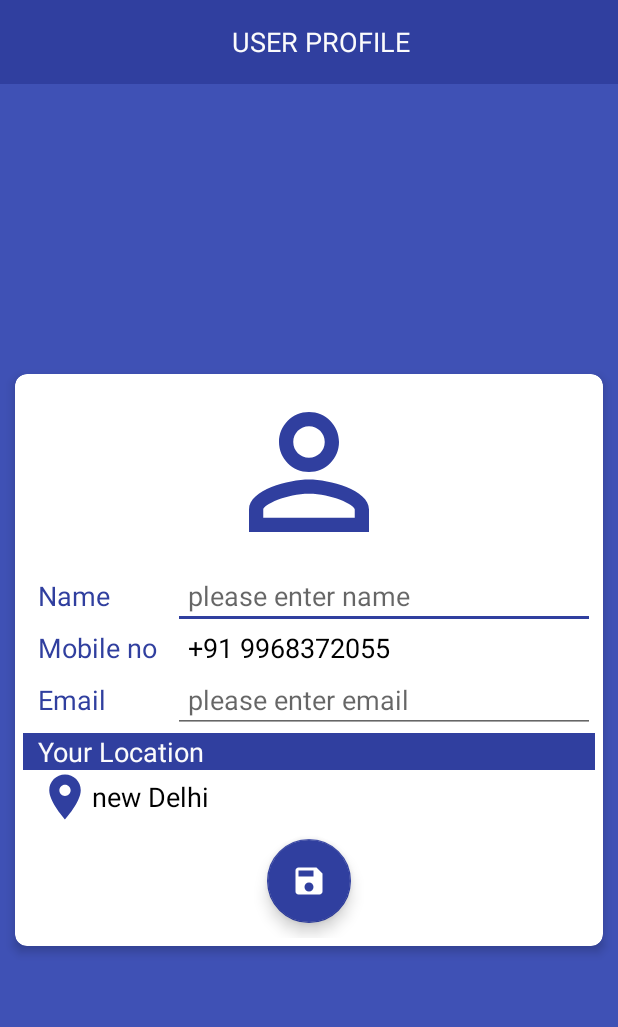
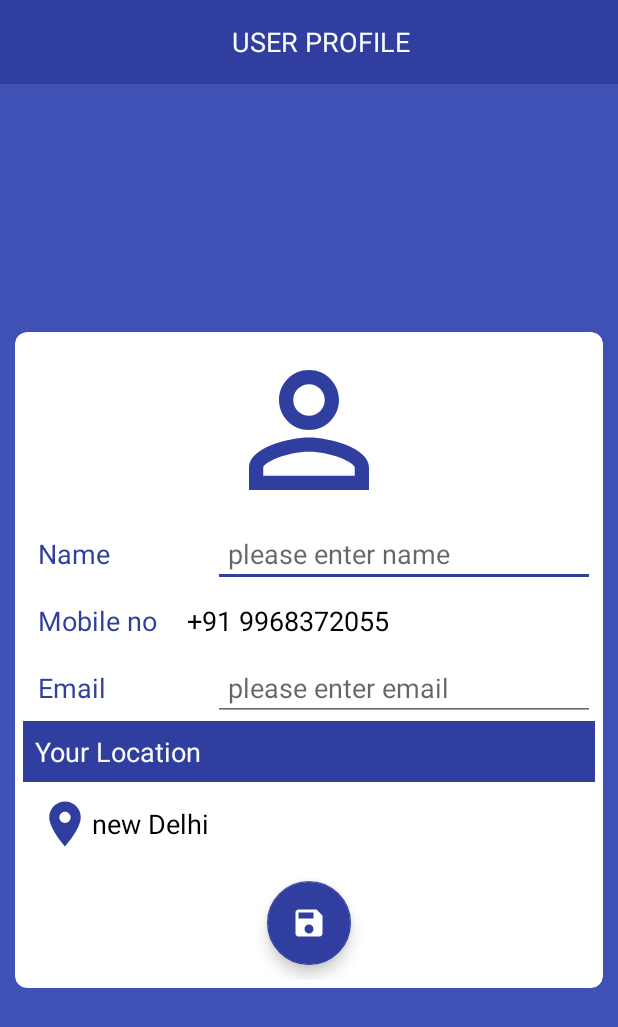
Before and after one commit to NativeDevlopment/CricTeam, an Android app: the UserAccountFragment screen opened directly, with no data from a screen before it, on a phone screen of 412 x 824 dp. Shown: the top 1027 px of the screen. Run offline under Robolectric (Android 15) with nearby library versions, the phone set to English and light mode, and no system bars; our stand-ins replace EventBus, Firebase (no records; nobody signed in at launch, a user with empty details on screens opened directly); pictures from the network do not load; 4 statements that could not run were skipped.

Commit message:
change in the layout of Create team page, before create team page, After create team page, team detail page

```diff
--- a/app/src/main/java/com/cricteam/CreateTeamActivity.java
+++ b/app/src/main/java/com/cricteam/CreateTeamActivity.java
@@ -43,10 +43,7 @@ import org.greenrobot.eventbus.EventBus;
 
 public class CreateTeamActivity extends AppCompatActivity implements OnFragmentInteractionListener,
         GoogleApiClient.ConnectionCallbacks,
-        GoogleApiClient.OnConnectionFailedListener
-
-
-{
+        GoogleApiClient.OnConnectionFailedListener{
     private static final int PERMISSION_LOCATION_REQUEST_CODE = 100;
     LocationRequest mLocationRequest;
     GoogleApiClient mGoogleApiClient;
--- a/app/src/main/java/com/cricteam/OtpVerifyActivity.java
+++ b/app/src/main/java/com/cricteam/OtpVerifyActivity.java
@@ -82,13 +82,13 @@ public class OtpVerifyActivity extends AppCompatActivity  implements OnClickList
         tvResendCode.setOnClickListener(this);
         otpCountDownTimer = new OtpCountDownTimer(30000, 1000);
         otpCountDownTimer.start();
-        setHeader();
+        //setHeader();
         if (getIntent().getStringExtra(AppConstants.MOBILE_NO) != null) {
             tvMobileNO.setText(getIntent().getStringExtra(AppConstants.MOBILE_NO));
            mobileNo=getIntent().getStringExtra(AppConstants.MOBILE_NO).replace("-","");
         }
 
-         mAuth= FirebaseAuth.getInstance();
+        mAuth= FirebaseAuth.getInstance();
         mCallbacks= new PhoneAuthProvider.OnVerificationStateChangedCallbacks() {
             @Override
             public void onVerificationCompleted(PhoneAuthCredential phoneAuthCredential) {
--- a/app/src/main/res/layout/activity_verify_otp.xml
+++ b/app/src/main/res/layout/activity_verify_otp.xml
@@ -6,7 +6,7 @@
     android:layout_gravity="center"
     android:background="@color/colorPrimary"
     tools:context="com.cricteam.CreateTeamActivity">
-    <include layout="@layout/header"/>
+    <!--<include layout="@layout/header"/>-->
     <android.support.v7.widget.CardView
         android:layout_width="match_parent"
         android:layout_height="wrap_content"
--- a/app/src/main/res/layout/fragment_user_account.xml
+++ b/app/src/main/res/layout/fragment_user_account.xml
@@ -12,13 +12,14 @@
     <android.support.v4.widget.NestedScrollView
         android:layout_width="match_parent"
         android:layout_height="match_parent"
-        android:gravity="center">
+        >
 
         <LinearLayout xmlns:android="http://schemas.android.com/apk/res/android"
             xmlns:app="http://schemas.android.com/apk/res-auto"
             android:layout_width="match_parent"
             android:layout_height="wrap_content"
             android:layout_gravity="center"
+            android:gravity="center"
             android:background="@color/colorPrimary"
             android:orientation="vertical">
 
@@ -26,16 +27,12 @@
                 android:layout_width="match_parent"
                 android:layout_height="wrap_content"
                 android:layout_gravity="center"
-                android:layout_marginBottom="4dp"
-                android:layout_marginLeft="5dp"
-                android:layout_marginRight="5dp"
-                android:layout_marginTop="4dp"
                 app:cardBackgroundColor="@android:color/white"
                 app:cardCornerRadius="8dp"
                 android:layout_margin="10dp"
                 app:cardElevation="4dp">
 
-                <RelativeLayout
+                <LinearLayout
                     android:layout_width="match_parent"
                     android:layout_height="wrap_content"
                     android:layout_gravity="center"
@@ -46,9 +43,8 @@
                         android:id="@+id/ivUserPics"
                         android:layout_width="wrap_content"
                         android:layout_height="wrap_content"
-
                         android:layout_below="@+id/tvLabel"
-                        android:layout_centerHorizontal="true" />
+                        android:layout_gravity="center" />
                     <!-- <ImageView
                         android:id="@+id/ivUserPics"
                         android:layout_width="120dp"
@@ -59,34 +55,47 @@
                         app:srcCompat="@drawable/ic_person_outline_black_24dp"
 
                         />-->
+                    <LinearLayout
+                        android:layout_width="match_parent"
+                        android:layout_height="wrap_content"
+                        android:orientation="horizontal">
                     <TextView
                         android:id="@+id/tv_label_name"
-                        android:layout_width="100dp"
+                        android:layout_width="0dp"
+                        android:layout_weight="0.5"
                         android:layout_height="wrap_content"
                         android:layout_below="@+id/ivUserPics"
                         android:layout_toRightOf="@+id/ivTeamLogo"
                         android:gravity="left"
                         android:padding="10dp"
-                        android:text="Name      "
+                        android:text="Name"
                         android:textAppearance="?android:textAppearanceMedium"
                         android:textColor="@color/colorPrimaryDark" />
 
                     <EditText
                         android:id="@+id/et_name"
-                        android:layout_width="match_parent"
+                        android:layout_width="0dp"
+                        android:layout_weight="1"
                         android:layout_height="wrap_content"
                         android:layout_below="@+id/ivUserPics"
                         android:layout_toRightOf="@+id/tv_label_name"
                         android:gravity="left"
                         android:hint="please enter name"
                         android:padding="10dp"
+                        android:imeOptions="actionNext"
+                        android:inputType="textPersonName"
+                        android:maxLines="1"
                         android:textAppearance="?android:textAppearanceMedium"
                         android:textColor="@android:color/black" />
-
+                    </LinearLayout>
+                <LinearLayout
+                    android:layout_width="match_parent"
+                    android:layout_height="wrap_content"
+                    android:orientation="horizontal">
 
                     <TextView
                         android:id="@+id/tv_label_mobile_no"
-                        android:layout_width="100dp"
+                        android:layout_width="wrap_content"
                         android:layout_height="wrap_content"
                         android:layout_alignBaseline="@+id/tv_mobile_no"
                         android:layout_alignBottom="@+id/tv_mobile_no"
@@ -105,35 +114,46 @@
                         android:layout_below="@+id/tv_label_name"
                         android:layout_toRightOf="@+id/tv_label_mobile_no"
                         android:gravity="left"
-                        android:paddingLeft="10dp"
-                        android:paddingRight="10dp"
+                        android:padding="10dp"
                         android:text="+91 9968372055"
                         android:textAppearance="?android:textAppearanceMedium"
                         android:textColor="@android:color/black" />
+                    </LinearLayout>
 
+                <LinearLayout
+                    android:layout_width="match_parent"
+                    android:layout_height="wrap_content"
+                    android:orientation="horizontal">
                     <TextView
                         android:id="@+id/tv_label_email"
-                        android:layout_width="100dp"
+                        android:layout_width="0dp"
+                        android:layout_weight="0.5"
                         android:layout_height="wrap_content"
                         android:layout_below="@+id/tv_label_mobile_no"
                         android:layout_toRightOf="@+id/ivTeamLogo"
                         android:gravity="left"
                         android:padding="10dp"
                         android:text="Email"
+
                         android:textAppearance="?android:textAppearanceMedium"
                         android:textColor="@color/colorPrimaryDark" />
 
                     <EditText
                         android:id="@+id/et_Email"
-                        android:layout_width="match_parent"
+                        android:layout_width="0dp"
+                        android:layout_weight="1"
                         android:layout_height="wrap_content"
                         android:layout_below="@+id/tv_mobile_no"
                         android:layout_toRightOf="@+id/tv_label_email"
                         android:gravity="left"
+                        android:imeOptions="actionDone"
+                        android:inputType="textEmailAddress"
                         android:hint="please enter email"
                         android:padding="10dp"
                         android:textAppearance="?android:textAppearanceMedium"
-                        android:textColor="@android:color/black" />
+                        android:textColor="@android:color/black"
+                        android:singleLine="true"/>
+                    </LinearLayout>
 
                     <TextView
                         android:id="@+id/tvYourlocation"
@@ -143,8 +163,7 @@
                         android:background="@color/colorPrimaryDark"
                         android:ellipsize="end"
                         android:gravity="left"
-                        android:maxLines="2"
-                        android:paddingLeft="10dp"
+                        android:padding="8dp"
                         android:text="Your Location"
                         android:textAppearance="?android:textAppearanceMedium"
                         android:textColor="@color/white" />
@@ -155,8 +174,7 @@
                         android:layout_height="wrap_content"
                         android:layout_below="@+id/tvYourlocation"
                         android:gravity="left|center_vertical"
-                        android:paddingLeft="10dp"
-                        android:paddingRight="10dp"
+                        android:padding="10dp"
                         android:text="new Delhi"
                         android:maxLines="2"
                         android:ellipsize="end"
@@ -173,10 +191,8 @@
                         android:layout_margin="10dp"
                         app:fabSize="normal"
                         app:srcCompat="@drawable/ic_save_black_24dp" />
-                </RelativeLayout>
+                </LinearLayout>
             </android.support.v7.widget.CardView>
         </LinearLayout>
     </android.support.v4.widget.NestedScrollView>
-
-
 </LinearLayout>
```
Also changed, not shown: app/src/main/java/com/cricteam/LoginActivity.java (+8 -3 lines), app/src/main/java/com/cricteam/fragment/UserAccountFragment.java (+15 -3 lines), app/src/main/java/com/cricteam/utils/CommonUtils.java (+8 -0 lines), app/src/main/res/layout/activity_login.xml (+26 -18 lines), app/src/main/res/layout/fragment_create_team.xml (+7 -5 lines). Lines whose indentation alone changed are shown as unchanged.
